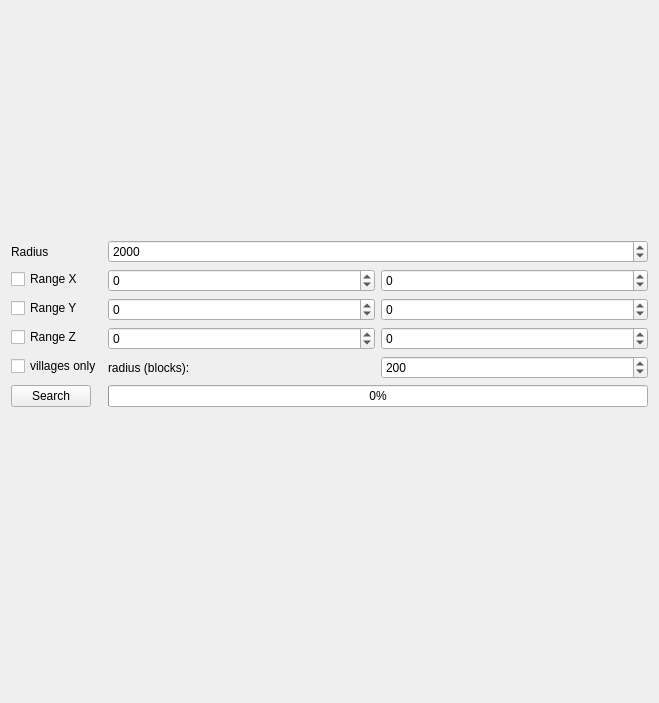
First picture: the form in searchchunkswidget.ui, repository cre4ture/minutor-1, before the edit.
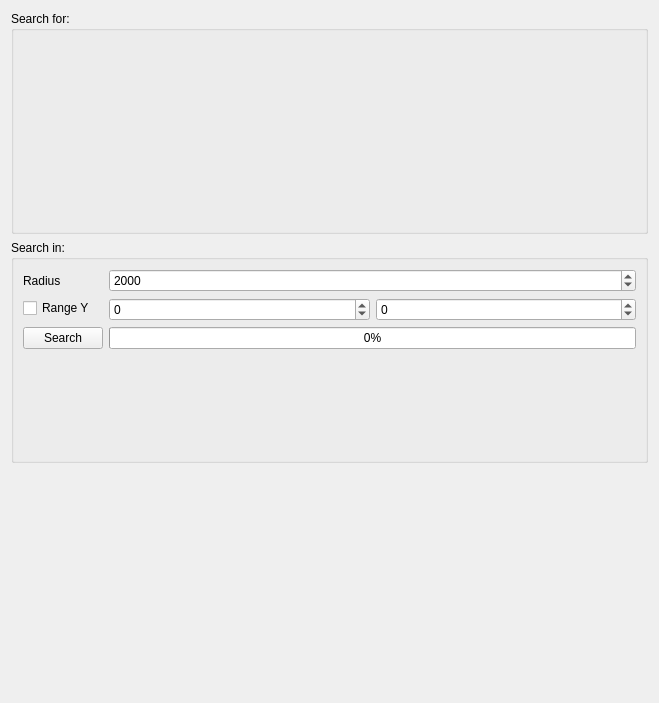
Second picture: the form after the edit. Custom widgets are drawn as their Qt base class.

Commit message: cleanup, beautyfication, robustification of search functionality

The edit to the form file:
```diff
--- a/searchchunkswidget.ui
+++ b/searchchunkswidget.ui
@@ -15,15 +15,24 @@
   </property>
   <layout class="QVBoxLayout" name="verticalLayout">
    <item>
-    <widget class="QWidget" name="plugin_context" native="true">
+    <widget class="QGroupBox" name="plugin_context">
      <property name="minimumSize">
       <size>
        <width>0</width>
        <height>20</height>
       </size>
      </property>
+     <property name="title">
+      <string>Search for:</string>
+     </property>
     </widget>
    </item>
+   <item>
+    <widget class="QGroupBox" name="groupBox">
+     <property name="title">
+      <string>Search in:</string>
+     </property>
+     <layout class="QVBoxLayout" name="verticalLayout_2">
    <item>
     <layout class="QFormLayout" name="formLayout">
      <item row="1" column="0">
@@ -43,69 +52,14 @@
        </property>
       </widget>
      </item>
-     <item row="10" column="0">
-      <widget class="QPushButton" name="pb_search">
+        <item row="2" column="0">
+         <widget class="QCheckBox" name="check_range_y">
        <property name="text">
-        <string>Search</string>
-       </property>
-      </widget>
-     </item>
-     <item row="10" column="1">
-      <widget class="QProgressBar" name="progressBar">
-       <property name="value">
-        <number>0</number>
+           <string>Range Y</string>
        </property>
       </widget>
      </item>
      <item row="2" column="1">
-      <layout class="QHBoxLayout" name="horizontalLayout">
-       <item>
-        <widget class="QSpinBox" name="sb_x_start">
-         <property name="minimum">
-          <number>-999999999</number>
-         </property>
-         <property name="maximum">
-          <number>999999999</number>
-         </property>
-        </widget>
-       </item>
-       <item>
-        <widget class="QSpinBox" name="sb_x_end">
-         <property name="minimum">
-          <number>-999999999</number>
-         </property>
-         <property name="maximum">
-          <number>999999999</number>
-         </property>
-        </widget>
-       </item>
-      </layout>
-     </item>
-     <item row="4" column="1">
-      <layout class="QHBoxLayout" name="horizontalLayout_3">
-       <item>
-        <widget class="QSpinBox" name="sb_z_start">
-         <property name="minimum">
-          <number>-999999999</number>
-         </property>
-         <property name="maximum">
-          <number>999999999</number>
-         </property>
-        </widget>
-       </item>
-       <item>
-        <widget class="QSpinBox" name="sb_z_end">
-         <property name="minimum">
-          <number>-999999999</number>
-         </property>
-         <property name="maximum">
-          <number>999999999</number>
-         </property>
-        </widget>
-       </item>
-      </layout>
-     </item>
-     <item row="3" column="1">
       <layout class="QHBoxLayout" name="horizontalLayout_2">
        <item>
         <widget class="QSpinBox" name="sb_y_start">
@@ -129,56 +83,24 @@
        </item>
       </layout>
      </item>
-     <item row="2" column="0">
-      <widget class="QCheckBox" name="check_range_x">
-       <property name="text">
-        <string>Range X</string>
-       </property>
-      </widget>
-     </item>
-     <item row="3" column="0">
-      <widget class="QCheckBox" name="check_range_y">
-       <property name="text">
-        <string>Range Y</string>
+        <item row="4" column="1">
+         <widget class="QProgressBar" name="progressBar">
+          <property name="value">
+           <number>0</number>
        </property>
       </widget>
      </item>
      <item row="4" column="0">
-      <widget class="QCheckBox" name="check_range_z">
+         <widget class="QPushButton" name="pb_search">
        <property name="text">
-        <string>Range Z</string>
+           <string>Search</string>
        </property>
       </widget>
      </item>
-     <item row="7" column="1">
-      <layout class="QHBoxLayout" name="horizontalLayout_4">
-       <item>
-        <widget class="QLabel" name="label_2">
-         <property name="text">
-          <string>radius (blocks):</string>
-         </property>
-        </widget>
-       </item>
-       <item>
-        <widget class="QSpinBox" name="sb_villages_radius">
-         <property name="maximum">
-          <number>999999999</number>
-         </property>
-         <property name="value">
-          <number>200</number>
-         </property>
-        </widget>
-       </item>
-      </layout>
-     </item>
-     <item row="7" column="0">
-      <widget class="QCheckBox" name="check_villages">
-       <property name="text">
-        <string>villages only</string>
-       </property>
-      </widget>
-     </item>
-    </layout>
+       </layout>
+      </item>
+     </layout>
+    </widget>
    </item>
    <item>
     <widget class="SearchResultWidget" name="resultList" native="true"/>
```
Lines whose indentation alone changed are shown as unchanged. The commit also changes 33 other files.
